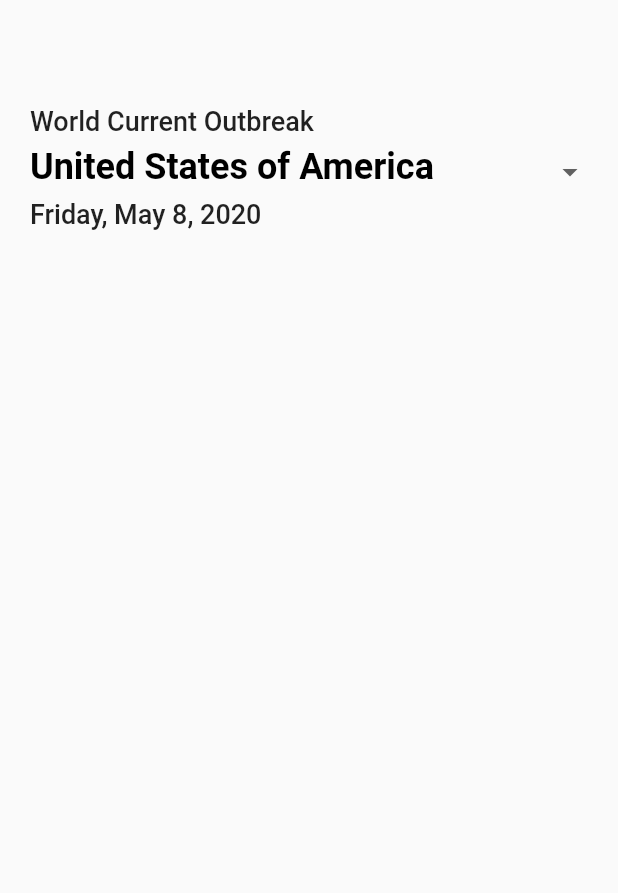
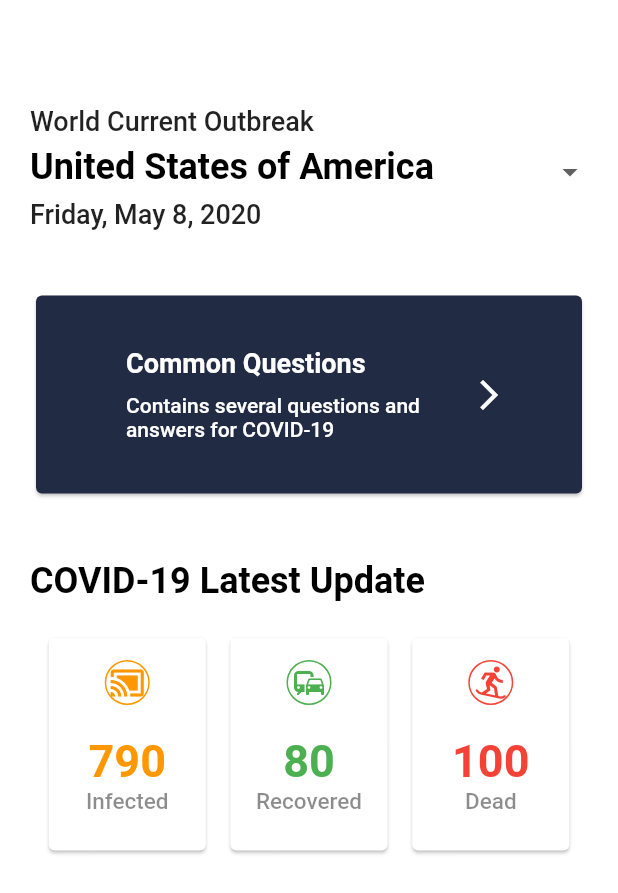
Before and after one commit to haramyang/covid19_info, a Flutter app: the WorldDataPage screen opened directly, on a phone screen of 412 x 824 dp. Shown: the top 893 px of the screen. Run offline on Flutter 3.47's test engine with Material 2 defaults, Android fonts, the phone set to English and light mode, and no system bars.

Commit message:
added latest update section, need to add api service

```diff
--- a/lib/worldDataPage.dart
+++ b/lib/worldDataPage.dart
@@ -19,24 +19,149 @@ class _WorldDataPageState extends State<WorldDataPage> {
   //Consumer<RegionModel>(builder: (context, reg, child) => Text(reg.region)),
   @override
   Widget build(BuildContext context) {
+    final regionModel = Provider.of<RegionModel>(context);
+    print(regionModel.region);
     return Scaffold(
+        backgroundColor: Colors.white,
         body: Container(
           padding: EdgeInsets.fromLTRB(20.0, 70.0, 20.0, 0),
           child: Column(
             children: <Widget>[
               HeaderSection(isWorld: true),
+              QuestionSection(),
+              LatestUpdateSection(country: regionModel.region),
             ],
           ),
         ),
     );
   }
+}
 
-  Widget questionSection() {
-    return Container(
-      child:
+class LatestUpdateSection extends StatefulWidget {
+
+  LatestUpdateSection({Key key, this.country}) : super(key: key);
+  final String country;
+
+  @override
+  _LatestUpdateSectionState createState() => _LatestUpdateSectionState();
+}
+
+class _LatestUpdateSectionState extends State<LatestUpdateSection> {
+  @override
+  Widget build(BuildContext context) {
+    return Column(
+      crossAxisAlignment: CrossAxisAlignment.start,
+      children: <Widget>[
+        Container(
+          child: Text(
+            "COVID-19 Latest Update",
+            style: dropDownSelectedText,
+          ),
+        ),
+        SizedBox(height: 20.0),
+        Container(
+          child: Row(
+            mainAxisAlignment: MainAxisAlignment.spaceEvenly,
+            children: <Widget>[
+              infoBox("Infected", 57669, 790, Colors.orange),
+              infoBox("Recovered", 59517, 80, Colors.green),
+              infoBox("Dead", 58829, 100, Colors.red),
+            ],
+          ),
+        ),
+      ],
+    );
+  }
+
+  Widget infoBox(String boxType, int iconCode, int typeCount, Color color) {
+    return Center(
+      child: Container(
+        height: 150.0,
+        width: (MediaQuery.of(context).size.width - 40.0)/3.3,
+        child: Card(
+          child: Column(
+            children: <Widget>[
+              SizedBox(height: 15.0),
+              Container(
+                height: 30.0,
+                width: 30.0,
+                decoration: BoxDecoration(
+                    shape: BoxShape.circle,
+                    border: Border.all(color: color)
+                ),
+                child: Icon(
+                  IconData(iconCode, fontFamily: 'MaterialIcons'),
+                  color: color,
+                ),
+              ),
+              /*Icon(
+                IconData(iconCode, fontFamily: 'MaterialIcons'),
+                color: color,
+              ),*/
+              SizedBox(height: 20.0),
+              Text(
+                '$typeCount',
+                style: TextStyle(color: color, fontSize: 30.0, fontWeight: FontWeight.w600),
+              ),
+              Text(
+                boxType,
+                style: TextStyle(color: Colors.black45, fontSize: 15.0, fontWeight: FontWeight.w500),
+              ),
+            ],
+          ),
+        ),
+      ),
     );
   }
 }
+
+class QuestionSection extends StatelessWidget {
+  @override
+  Widget build(BuildContext context) {
+    return Container(
+      margin: EdgeInsets.only(top: 40.0, bottom: 40.0),
+      height: 140.0,
+      child: Container(
+        child: Card(
+          color: Color.fromRGBO(34, 43, 68, 1.0),
+          child: Row(
+            crossAxisAlignment: CrossAxisAlignment.center,
+            children: <Widget>[
+              Container(width: 60.0),
+              Container(
+                //color: Colors.red,
+                width: 230.0,
+                child: Column(
+                  mainAxisAlignment: MainAxisAlignment.center,
+                  crossAxisAlignment: CrossAxisAlignment.start,
+                  children: <Widget>[
+                    Container(
+                      child: Text(
+                        "Common Questions",
+                        style: TextStyle(fontSize: 18.0, color: Colors.white, fontWeight: FontWeight.w700),
+                      ),
+                    ),
+                    Container(
+                      padding: EdgeInsets.fromLTRB(0.0, 10.0, 0.0, 0.0),
+                      child: Text(
+                        "Contains several questions and answers for COVID-19",
+                        style: TextStyle(fontSize: 14.0, color: Colors.white, fontWeight: FontWeight.w500),
+                      ),
+                    ),
+                  ],
+                ),
+              ),
+              Container(
+                child: Icon(Icons.arrow_forward_ios, color: Colors.white),
+              ),
+            ],
+          ),
+        ),
+      ),
+    );
+  }
+}
+
 
 class HeaderSection extends StatefulWidget {
   HeaderSection({Key key, this.isWorld}) : super(key: key);
```
